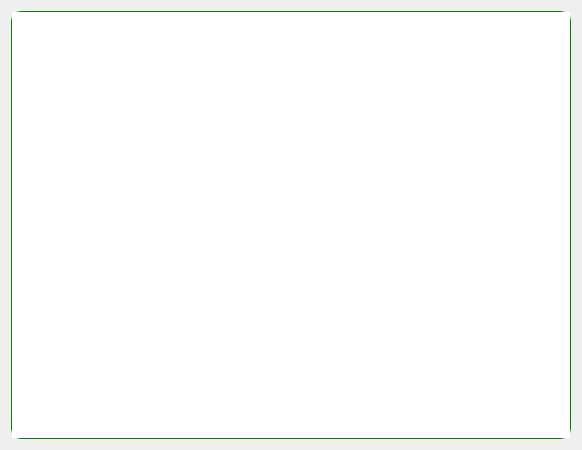
This is wordlistwidget.ui in 2669397516/MyWordBook as Qt 5 draws it before an edit. The edited form follows.
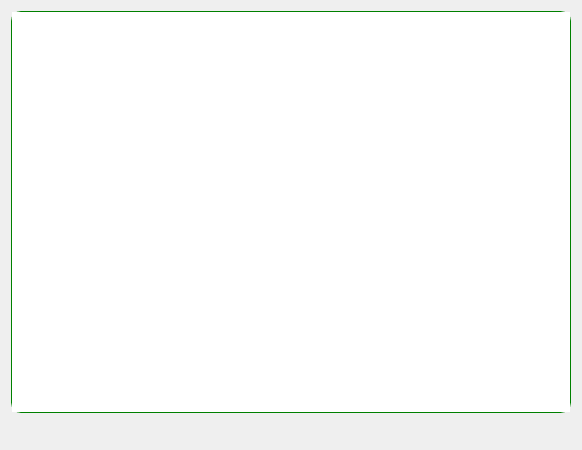
This is the edited form. Icons and pictures are not drawn.

The edit to the form file:
```diff
--- a/wordlistwidget.ui
+++ b/wordlistwidget.ui
@@ -18,10 +18,58 @@
 	font: 13pt &quot;宋体&quot;;
 	border-radius: 10px;
 	border: 1px solid green;
+}
+
+QPushButton {
+	border: none;
+	background-color: transparent;
 }</string>
   </property>
   <layout class="QGridLayout" name="gridLayout">
-   <item row="0" column="0">
+   <item row="1" column="1">
+    <widget class="QPushButton" name="pushButton_refresh">
+     <property name="text">
+      <string/>
+     </property>
+     <property name="icon">
+      <iconset resource="res.qrc">
+       <normaloff>:/images/刷新.svg</normaloff>:/images/刷新.svg</iconset>
+     </property>
+     <property name="iconSize">
+      <size>
+       <width>30</width>
+       <height>30</height>
+      </size>
+     </property>
+    </widget>
+   </item>
+   <item row="1" column="0">
+    <spacer name="horizontalSpacer">
+     <property name="orientation">
+      <enum>Qt::Horizontal</enum>
+     </property>
+     <property name="sizeHint" stdset="0">
+      <size>
+       <width>40</width>
+       <height>20</height>
+      </size>
+     </property>
+    </spacer>
+   </item>
+   <item row="1" column="2">
+    <spacer name="horizontalSpacer_2">
+     <property name="orientation">
+      <enum>Qt::Horizontal</enum>
+     </property>
+     <property name="sizeHint" stdset="0">
+      <size>
+       <width>40</width>
+       <height>20</height>
+      </size>
+     </property>
+    </spacer>
+   </item>
+   <item row="0" column="0" colspan="3">
     <widget class="QPlainTextEdit" name="plainTextEdit_show">
      <property name="styleSheet">
       <string notr="true"/>
```
Left out of the diff: 4 changed lines with no effect on the pictures.
